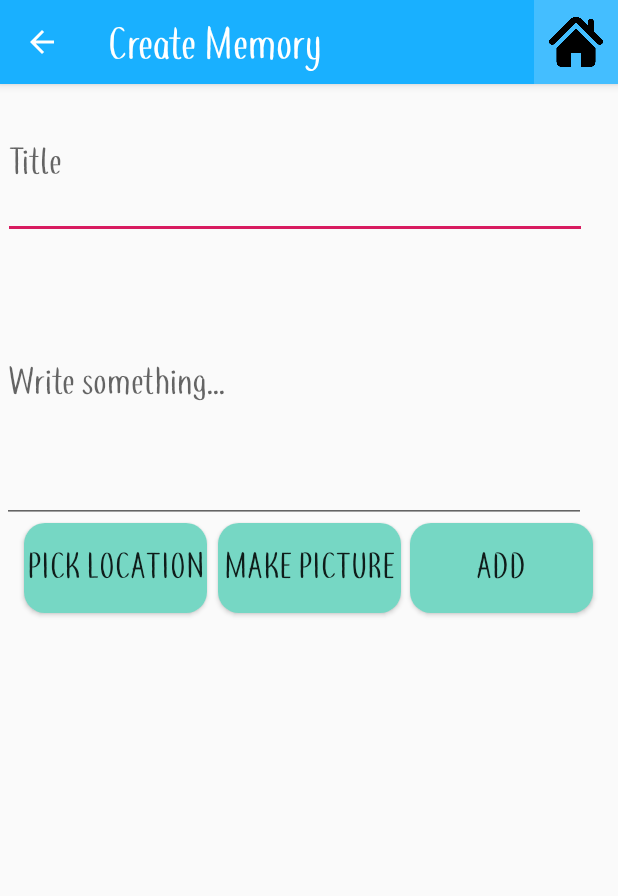
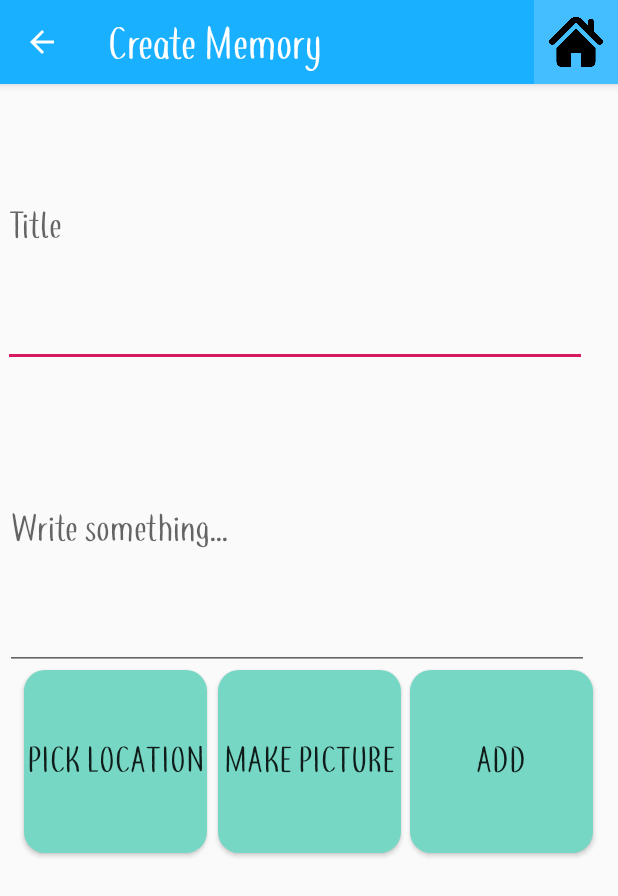
Before and after one commit to FranciscoNgo/Project-B, an Android app: the Create_Memory screen opened directly, with no data from a screen before it, on a phone screen of 412 x 824 dp. Shown: the top 896 px of the screen. Run offline under Robolectric (Android 15) with nearby library versions, the phone set to English and light mode, and no system bars.

Commit message:
Revert "Merge branch 'feat/ListOfMemories' of https://github.com/FranciscoNgo/Project-B into feat/ListOfMemories"
This reverts commit b82e21beb124e0e2ce5774cbedca0b1b47ca5116, reversing
changes made to b9f5aab1cca627e4d58a4b0102b696cb49330722.

```diff
--- a/ProjectB/app/src/main/res/layout/activity_create__memory.xml
+++ b/ProjectB/app/src/main/res/layout/activity_create__memory.xml
@@ -13,7 +13,7 @@
     <EditText
         android:id="@+id/editText"
         android:layout_width="389dp"
-        android:layout_height="100dp"
+        android:layout_height="185dp"
         android:layout_below="@+id/toolbar"
         android:layout_alignParentStart="true"
         android:layout_marginStart="2dp"
@@ -31,9 +31,9 @@
         android:layout_below="@+id/toolbar"
         android:layout_alignParentStart="true"
         android:layout_alignParentEnd="true"
-        android:layout_marginStart="1dp"
-        android:layout_marginTop="107dp"
-        android:layout_marginEnd="21dp"
+        android:layout_marginStart="3dp"
+        android:layout_marginTop="205dp"
+        android:layout_marginEnd="19dp"
         android:autofillHints=""
         android:fontFamily="@font/coffeetea"
         android:hint="@string/write_something"
@@ -43,7 +43,7 @@
     <Button
         android:id="@+id/buttonPick_Location"
         android:layout_width="122dp"
-        android:layout_height="60dp"
+        android:layout_height="122dp"
         android:layout_below="@+id/editStory"
         android:layout_alignParentStart="true"
         android:layout_marginStart="16dp"
@@ -58,7 +58,7 @@
     <Button
         android:id="@+id/btnAdd"
         android:layout_width="122dp"
-        android:layout_height="60dp"
+        android:layout_height="122dp"
         android:layout_below="@id/editStory"
         android:layout_marginStart="6dp"
         android:layout_marginTop="0dp"
@@ -72,7 +72,7 @@
     <Button
         android:id="@+id/button"
         android:layout_width="122dp"
-        android:layout_height="60dp"
+        android:layout_height="122dp"
         android:layout_below="@+id/editStory"
         android:layout_marginStart="7dp"
         android:layout_marginTop="0dp"
@@ -86,12 +86,12 @@
 
     <ImageView
         android:id="@+id/rpick"
-        android:layout_width="218dp"
-        android:layout_height="223dp"
+        android:layout_width="168dp"
+        android:layout_height="173dp"
         android:layout_below="@+id/button"
         android:layout_alignParentStart="true"
-        android:layout_marginStart="101dp"
-        android:layout_marginTop="10dp" />
+        android:layout_marginStart="230dp"
+        android:layout_marginTop="-493dp" />
 
 
 
--- a/ProjectB/app/src/main/res/layout/activity_map.xml
+++ b/ProjectB/app/src/main/res/layout/activity_map.xml
@@ -18,7 +18,7 @@
     <Button
         android:id="@+id/buttonMap_Filter"
         android:layout_width="80dp"
-        android:layout_height="60dp"
+        android:layout_height="40dp"
         android:layout_marginTop="58dp"
         android:layout_marginEnd="4dp"
         android:background="@drawable/mainbuttonbackground"
```
